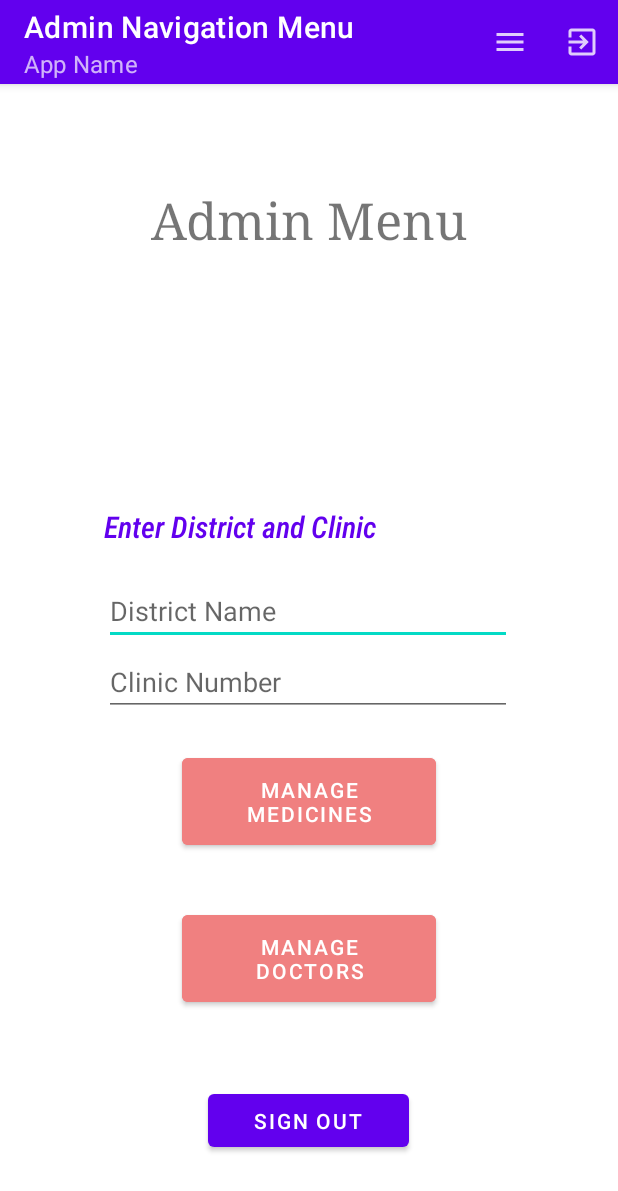
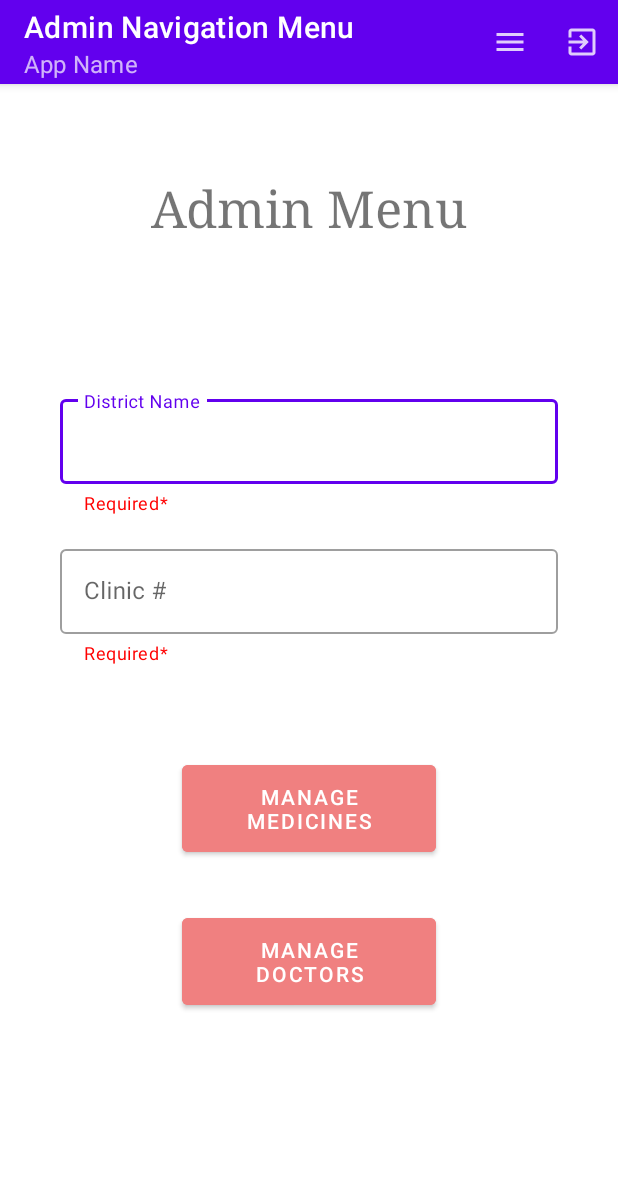
Before and after one commit to sohumk07/ParivaarApp, an Android app: the adminmedicine screen opened directly, with no data from a screen before it, after a tap on "Menu", on a phone screen of 412 x 824 dp. Shown: the top 1191 px of the screen. Run offline under Robolectric (Android 15) with nearby library versions, the phone set to English and light mode, and no system bars; our stand-ins replace Firebase (no records; nobody signed in at launch, a user with empty details on screens opened directly); libraries missing offline, so code that uses them is left out: io.grpc, org.w3c.dom; 1 other tap on this screen came first.

Commit message:
timestamp comments, ui changes to admin menu, autocomplete medicines admin

```diff
--- a/app/src/main/java/com/example/parivaarapp/AdminMenu.java
+++ b/app/src/main/java/com/example/parivaarapp/AdminMenu.java
@@ -229,7 +229,7 @@ public class AdminMenu extends AppCompatActivity {
 
         adminmedicine = (Button) findViewById(R.id.medicinebutton);
         admindoctor = (Button) findViewById(R.id.doctorbutton);
-        signout = (Button) findViewById(R.id.adminsignout);
+//        signout = (Button) findViewById(R.id.adminsignout);
         districtname = (EditText)  findViewById(R.id.textView876);
 
 
--- a/app/src/main/java/com/example/parivaarapp/DiagnoseIllness.java
+++ b/app/src/main/java/com/example/parivaarapp/DiagnoseIllness.java
@@ -455,14 +455,17 @@ public class DiagnoseIllness extends AppCompatActivity implements AdapterView.On
                             if (document.exists()) { // increment the counter                                  // Look in the collection with inputted district and document w/ inputted date
 
                                 DocumentReference incrementCases = db.collection(districtName).document(varDate);
-
+                                //TODO: if document exists, change only the ending time, and calculate the difference between starting time and ending time.
+                                //TODO: sohum here there are 3 different if statements checking which clinic they are form, which specifies which ending time to increment
+                                //TODO: every time the ending time is changed, a new working time should be calculated, so you would do the calulation code every time here
+                                //TODO: you would have to grab the staring time from the database - stack overflow prolly help - and then you already have the ending time as a local variable
+                                //TODO: so you would get the time from whatever its called in the databse - so for example 8:00 - and u would subtract it with the ending time u currently just got when the button was pressed
                                 if(clinicName.equals("1")){
                                     incrementCases.update("(h) Cases " + "Clinic # " + clinicName, FieldValue.increment(1));
                                     if(referralCheck.isChecked()){ //if they wanted to refer
                                         incrementCases.update( "(k) Clinic # " + clinicName + " Referred to HC", FieldValue.increment(1));
                                     }
                                     //update ending time to latest
-
                                     newDataDocument.put("(q) Leaving Time " + "Clinic #" + 1,varTime);
 
                                 }
@@ -514,6 +517,7 @@ public class DiagnoseIllness extends AppCompatActivity implements AdapterView.On
 
                                 newDataDocument.put("(o) Remarks ","");
 
+                                //starting time initialized to 00:00:00 for all patients
                                 newDataDocument.put("(p) Starting Time " + "Clinic #" + 1, "00:00:00"); //add clinic name to this field
                                 newDataDocument.put("(q) Leaving Time " + "Clinic #" + 1,"00:00:00");
 
@@ -533,6 +537,7 @@ public class DiagnoseIllness extends AppCompatActivity implements AdapterView.On
                                 newDataDocument.put("(v) " + conditionSelected + " Cases ", 1);
 
 
+                                //TODO: so here is where the starting time is put in (when the first patient of the day is seen (remember this only applies to 1 of 3 clinics, the rest don't have a starting time)
                                 if(referralCheck.isChecked()){ //if they watned to refer
                                     if(clinicName.equals("1")){
                                         newDataDocument.put( "(k) Clinic # " + clinicName + " Referred to HC", 1);
@@ -567,7 +572,7 @@ public class DiagnoseIllness extends AppCompatActivity implements AdapterView.On
 
 
                             }
-                            //TODO: verify that this fixes the issue
+                            //TODO:RYAN verify that this fixes the issue - it does for now
                             db.collection(districtName).document(varDate)
                                     .set(newDataDocument,SetOptions.merge())
                                     .addOnSuccessListener(new OnSuccessListener<Void>() {
@@ -735,10 +740,6 @@ public class DiagnoseIllness extends AppCompatActivity implements AdapterView.On
         //Code for autocomplete medicine type selection
         ArrayList<String> listOfMedicines = new ArrayList<String>();
 
-
-
-
-
         db.collection("test medicine").document("medicines").collection(districtName)
         .get()
         .addOnCompleteListener(new OnCompleteListener<QuerySnapshot>() {
@@ -748,11 +749,11 @@ public class DiagnoseIllness extends AppCompatActivity implements AdapterView.On
                     for (QueryDocumentSnapshot document : task.getResult()) {
                         listOfMedicines.add(document.getId());
                         editMedicineUsedACTV = findViewById(R.id.medicinesUsed_ACTV);
-                        ArrayAdapter<String> medicineAdapter = new ArrayAdapter<String>(DiagnoseIllness.this, android.R.layout.simple_dropdown_item_1line, listOfMedicines);
-                        editMedicineUsedACTV.setAdapter(medicineAdapter);
-                        editMedicineUsedACTV.setTokenizer(new MultiAutoCompleteTextView.CommaTokenizer());
                         //Toast.makeText(DiagnoseIllness.this, document.getId(), Toast.LENGTH_SHORT).show();
                     }
+                    ArrayAdapter<String> medicineAdapter = new ArrayAdapter<String>(DiagnoseIllness.this, android.R.layout.simple_dropdown_item_1line, listOfMedicines);
+                    editMedicineUsedACTV.setAdapter(medicineAdapter);
+                    editMedicineUsedACTV.setTokenizer(new MultiAutoCompleteTextView.CommaTokenizer());
                 } else {
                     Log.d(TAG, "Error getting documents: ", task.getException());
                 }
--- a/app/src/main/java/com/example/parivaarapp/adminmedicine.java
+++ b/app/src/main/java/com/example/parivaarapp/adminmedicine.java
@@ -14,7 +14,8 @@ import android.view.LayoutInflater;
 import android.view.MenuItem;
 import android.view.View;
 import android.view.ViewGroup;
-import android.widget.AdapterView;
+import android.widget.ArrayAdapter;
+import android.widget.AutoCompleteTextView;
 import android.widget.Button;
 import android.widget.EditText;
 import android.widget.TextView;
@@ -31,34 +32,33 @@ import com.google.firebase.firestore.DocumentSnapshot;
 import com.google.firebase.firestore.FieldValue;
 import com.google.firebase.firestore.FirebaseFirestore;
 import com.google.firebase.firestore.Query;
+import com.google.firebase.firestore.QueryDocumentSnapshot;
+import com.google.firebase.firestore.QuerySnapshot;
 import com.google.firebase.firestore.SetOptions;
 
+import java.util.ArrayList;
 import java.util.HashMap;
 import java.util.Map;
-import android.util.Log;
-import android.view.View;
 
-
-import android.widget.Button;
-import android.widget.Toast;
 
 import java.text.SimpleDateFormat;
 import java.util.Calendar;
-import java.time.Duration;
 
 
 public class adminmedicine extends AppCompatActivity {
     private FirebaseFirestore firebaseFirestore;
     private RecyclerView mFirestoreList;
-    private FirestoreRecyclerAdapter medicinesAdapter;
-
+    private FirestoreRecyclerAdapter medicineRecyclerAdapter;
     private static final String medicineTag = "medicine TAG";
 
 
 
     //Manage medicine
     private Button submitRefill;
-    private EditText medicineName, medicineQuantity;
+    private EditText medicineQuantity;
+    //autocomplete medicine name
+    private AutoCompleteTextView medicineACTV;
+
     @Override
     protected void onCreate(Bundle savedInstanceState) {
         super.onCreate(savedInstanceState);
@@ -72,6 +72,29 @@ public class adminmedicine extends AppCompatActivity {
         mFirestoreList = findViewById(R.id.admin_listOfMedicines); //the actual recycler view
 
 
+
+        //Autocomplete code
+
+        medicineACTV = findViewById(R.id.adminMedicineACTV);
+        ArrayList<String> listOfMedicines = new ArrayList<String>();
+        firebaseFirestore.collection("test medicine").document("medicines").collection(district)
+                .get()
+                .addOnCompleteListener(new OnCompleteListener<QuerySnapshot>() {
+                    @Override
+                    public void onComplete(@NonNull Task<QuerySnapshot> task) {
+                        if (task.isSuccessful()) {
+                            for (QueryDocumentSnapshot document : task.getResult()) {
+                                listOfMedicines.add(document.getId());
+                                //Toast.makeText(DiagnoseIllness.this, document.getId(), Toast.LENGTH_SHORT).show();
+                            }
+                            ArrayAdapter<String> medicineAdapter = new ArrayAdapter<String>(adminmedicine.this, android.R.layout.simple_dropdown_item_1line, listOfMedicines);
+                            medicineACTV.setAdapter(medicineAdapter);
+                        } else {
+                            Log.d(medicineTag, "Error getting documents: ", task.getException());
+                        }
+                    }
+                });
+
         //RecyclerOptions
         Query query = firebaseFirestore.collection("test medicine").document("medicines").collection(district).whereLessThan("quantity", 100).orderBy("quantity");
 
@@ -80,7 +103,7 @@ public class adminmedicine extends AppCompatActivity {
                 .build();
 
 
-        medicinesAdapter = new FirestoreRecyclerAdapter<adminMedicineModel, adminmedicine.medicineDataHolder>(options) {
+        medicineRecyclerAdapter = new FirestoreRecyclerAdapter<adminMedicineModel, adminmedicine.medicineDataHolder>(options) {
             @NonNull
             @Override
             public adminmedicine.medicineDataHolder onCreateViewHolder(@NonNull ViewGroup parent, int viewType) {
@@ -98,27 +121,29 @@ public class adminmedicine extends AppCompatActivity {
 
         mFirestoreList.setHasFixedSize(false);
         mFirestoreList.setLayoutManager(new LinearLayoutManager(this));
-        mFirestoreList.setAdapter(medicinesAdapter);
+        mFirestoreList.setAdapter(medicineRecyclerAdapter);
 
         //Code to calculate medcine restock
 
         submitRefill = (Button) findViewById(R.id.submitRefill);
-        medicineName = findViewById(R.id.medicineName);
         medicineQuantity = findViewById(R.id.medicineQuantity);
 
         ActionBar actionBar = getSupportActionBar();
         actionBar.setSubtitle(district);
         actionBar.setTitle("[ADMIN] Manage medicines");
 
+
+
         submitRefill.setOnClickListener(new View.OnClickListener() {
             @Override
             public void onClick(View view) {
 
                 Calendar secondTimestamp = Calendar.getInstance();
-                SimpleDateFormat timeFormat = new SimpleDateFormat("HH:mm:ss");
+                SimpleDateFormat dateFormat = new SimpleDateFormat("dd-MM-yyyy");
+                String secondTimestampString = dateFormat.format(secondTimestamp.getTimeInMillis());
 
-                if (TextUtils.isEmpty(medicineName.getText())) {
-                    medicineName.setError("Cannot Be Empty");
+                if (TextUtils.isEmpty(medicineACTV.getText())) {
+                    medicineACTV.setError("Cannot Be Empty");
                     return;
                 }
                 if (TextUtils.isEmpty(medicineQuantity.getText())) {
@@ -128,7 +153,7 @@ public class adminmedicine extends AppCompatActivity {
                 //TODO: replace "lastRefilled" with date (DONE)
 
 
-                DocumentReference specificMedicine = firebaseFirestore.collection("test medicine").document("medicines").collection(district).document(medicineName.getText().toString().trim().toUpperCase());
+                DocumentReference specificMedicine = firebaseFirestore.collection("test medicine").document("medicines").collection(district).document(medicineACTV.getText().toString().trim().toUpperCase());
                 Map<String, Object> refillDocument = new HashMap<>();
 
                 specificMedicine.get().addOnCompleteListener(new OnCompleteListener<DocumentSnapshot>() {
@@ -138,31 +163,30 @@ public class adminmedicine extends AppCompatActivity {
                             DocumentSnapshot document = task.getResult();
                             if (document.exists()) {
                                 specificMedicine.update("quantity", FieldValue.increment(Integer.parseInt(medicineQuantity.getText().toString().trim()))); //TODO: implement something that allows you to increment if doc exist, if not create new doc
+                                refillDocument.put("lastRefilled", secondTimestampString);
 
 
                             } else {
                                 refillDocument.put("quantity", Integer.parseInt(medicineQuantity.getText().toString().trim()));
-
+                                refillDocument.put("lastRefilled", secondTimestampString);
 
                             }
 
 
-                            firebaseFirestore.collection("test medicine").document("medicines").collection(district).document(medicineName.getText().toString().trim().toUpperCase())
+                            firebaseFirestore.collection("test medicine").document("medicines").collection(district).document(medicineACTV.getText().toString().trim().toUpperCase())
                                     .set(refillDocument, SetOptions.merge())
                                     .addOnSuccessListener(new OnSuccessListener<Void>() {
                                         @Override
                                         public void onSuccess(Void aVoid) {
                                             Log.d(medicineTag, "DocumentSnapshot successfully written!");
 
-                                            String secondTimestampString = timeFormat.format(secondTimestamp.getTimeInMillis());
-                                            Toast.makeText(adminmedicine.this, "Refill processed to database at" + secondTimestampString, Toast.LENGTH_SHORT).show();                                        }
+                                            Toast.makeText(adminmedicine.this, "Refill processed to database on " + secondTimestampString, Toast.LENGTH_SHORT).show();                                        }
                                     })
                                     .addOnFailureListener(new OnFailureListener() {
                                         @Override
                                         public void onFailure(@NonNull Exception e) {
                                             Log.w(medicineTag, "Error writing document", e);
-                                            String secondTimestampString = timeFormat.format(secondTimestamp.getTimeInMillis());
-                                            Toast.makeText(adminmedicine.this, "Refill processed to database at" + secondTimestampString, Toast.LENGTH_SHORT).show();                                        }
+                                            Toast.makeText(adminmedicine.this, "Refill processed to database on " + secondTimestampString, Toast.LENGTH_SHORT).show();                                        }
                                     });
 
                         }
@@ -193,13 +217,13 @@ public class adminmedicine extends AppCompatActivity {
     @Override
     protected void onStart() {
         super.onStart();
-        medicinesAdapter.startListening();
+        medicineRecyclerAdapter.startListening();
     }
 
     @Override
     protected void onStop() {
         super.onStop();
-        medicinesAdapter.stopListening();
+        medicineRecyclerAdapter.stopListening();
     }
 
     //code for top bar
--- a/app/src/main/res/layout/activity_admin_menu.xml
+++ b/app/src/main/res/layout/activity_admin_menu.xml
@@ -7,11 +7,26 @@
     tools:context=".AdminMenu">
 
 
+    <!--    <TextView-->
+<!--    android:id="@+id/textView10"-->
+<!--    android:layout_width="272dp"-->
+<!--    android:layout_height="45dp"-->
+<!--    android:layout_gravity="center"-->
+<!--    android:hint="Clinic Number"-->
+<!--    android:inputType="number"-->
+
+<!--    app:layout_constraintBottom_toBottomOf="parent"-->
+<!--    app:layout_constraintEnd_toEndOf="parent"-->
+<!--    app:layout_constraintHorizontal_bias="0.496"-->
+<!--    app:layout_constraintStart_toStartOf="parent"-->
+<!--    app:layout_constraintTop_toBottomOf="@+id/textView3"-->
+<!--    app:layout_constraintVertical_bias="0.245" />-->
+
     <TextView
         android:id="@+id/textView3"
         android:layout_width="wrap_content"
         android:layout_height="wrap_content"
-        android:layout_marginTop="68dp"
+        android:layout_marginTop="60dp"
         android:fontFamily="serif"
         android:text="Admin Menu"
         android:textSize="34sp"
@@ -19,78 +34,95 @@
         app:layout_constraintStart_toStartOf="parent"
         app:layout_constraintTop_toTopOf="parent" />
 
-    <EditText
-        android:id="@+id/textView876"
-        android:layout_width="272dp"
-        android:layout_height="45dp"
-        android:layout_gravity="center"
+    <!--    <Button-->
+<!--        android:id="@+id/adminsignout"-->
+<!--        android:layout_width="138dp"-->
+<!--        android:layout_height="59dp"-->
+<!--        android:text="Sign Out"-->
+<!--        app:layout_constraintBottom_toBottomOf="parent"-->
+<!--        app:layout_constraintEnd_toEndOf="parent"-->
+<!--        app:layout_constraintHorizontal_bias="0.498"-->
+<!--        app:layout_constraintStart_toStartOf="parent"-->
+
+<!--        app:layout_constraintTop_toTopOf="parent"-->
+<!--        app:layout_constraintVertical_bias="0.937" />-->
+
+    <com.google.android.material.textfield.TextInputLayout
+        android:id="@+id/username_layout"
+        style="@style/Widget.MaterialComponents.TextInputLayout.OutlinedBox"
+        android:layout_width="match_parent"
+        android:layout_height="wrap_content"
+        android:layout_alignParentStart="true"
+        android:layout_alignParentTop="true"
+        android:layout_alignParentEnd="true"
         android:hint="District Name"
-        android:inputType="textCapCharacters"
 
+        android:paddingHorizontal="40dp"
+        app:endIconMode="clear_text"
+        app:helperText="Required*"
+        app:helperTextTextColor="@color/red"
         app:layout_constraintBottom_toBottomOf="parent"
         app:layout_constraintEnd_toEndOf="parent"
-        app:layout_constraintHorizontal_bias="0.496"
+
+        app:layout_constraintHorizontal_bias="0.0"
         app:layout_constraintStart_toStartOf="parent"
         app:layout_constraintTop_toBottomOf="@+id/textView3"
-        app:layout_constraintVertical_bias="0.354" />
+        app:layout_constraintVertical_bias="0.172">
 
-    <EditText
-        android:id="@+id/textView10"
-        android:layout_width="272dp"
-        android:layout_height="45dp"
-        android:layout_gravity="center"
-        android:hint="Clinic Number"
-        android:inputType="number"
+        <com.google.android.material.textfield.TextInputEditText
+            android:id="@+id/textView876"
+            android:layout_width="match_parent"
+            android:layout_height="wrap_content"
+            android:inputType="textCapCharacters" />
+    </com.google.android.material.textfield.TextInputLayout>
 
+    <com.google.android.material.textfield.TextInputLayout
+        android:id="@+id/clinic_layout"
+        style="@style/Widget.MaterialComponents.TextInputLayout.OutlinedBox"
+        android:layout_width="match_parent"
+        android:layout_height="wrap_content"
+        android:layout_alignParentStart="true"
+        android:layout_alignParentTop="true"
+        android:layout_alignParentEnd="true"
+        android:hint="Clinic #"
+
+        android:paddingHorizontal="40dp"
+        app:endIconMode="clear_text"
+        app:helperText="Required*"
+        app:helperTextTextColor="@color/red"
         app:layout_constraintBottom_toBottomOf="parent"
         app:layout_constraintEnd_toEndOf="parent"
-        app:layout_constraintHorizontal_bias="0.496"
+
+        app:layout_constraintHorizontal_bias="1.0"
         app:layout_constraintStart_toStartOf="parent"
         app:layout_constraintTop_toBottomOf="@+id/textView3"
-        app:layout_constraintVertical_bias="0.432" />
+        app:layout_constraintVertical_bias="0.345">
 
-    <TextView
-        android:id="@+id/textView87"
-        android:layout_width="287dp"
-        android:layout_height="47dp"
-        android:layout_centerHorizontal="true"
-        android:fontFamily="sans-serif-condensed-medium"
-        android:text="Enter District and Clinic"
-        android:textColor="@color/purple_500"
-        android:textSize="20sp"
-        android:textStyle="italic"
-        app:layout_constraintBottom_toTopOf="@+id/textView876"
-        app:layout_constraintEnd_toEndOf="parent"
-        app:layout_constraintHorizontal_bias="0.556"
-        app:layout_constraintStart_toStartOf="parent"
-        app:layout_constraintTop_toBottomOf="@+id/textView3"
-        app:layout_constraintVertical_bias="1.0" />
+        <com.google.android.material.textfield.TextInputEditText
+            android:layout_width="match_parent"
+            android:layout_height="wrap_content"
+            android:inputType="number"
+            app:layout_constraintBottom_toBottomOf="parent"
+            app:layout_constraintEnd_toEndOf="parent"
+            app:layout_constraintHorizontal_bias="0.496"
 
-    <Button
-        android:id="@+id/adminsignout"
-        android:layout_width="134dp"
-        android:layout_height="47dp"
-        android:text="Sign Out"
-        app:layout_constraintBottom_toBottomOf="parent"
-        app:layout_constraintEnd_toEndOf="parent"
-        app:layout_constraintHorizontal_bias="0.498"
-        app:layout_constraintStart_toStartOf="parent"
-
-        app:layout_constraintTop_toTopOf="parent"
-        app:layout_constraintVertical_bias="0.926" />
+            app:layout_constraintStart_toStartOf="parent"
+            app:layout_constraintTop_toBottomOf="@+id/textView3"
+            app:layout_constraintVertical_bias="0.245" />
+    </com.google.android.material.textfield.TextInputLayout>
 
     <Button
         android:id="@+id/medicinebutton"
         android:layout_width="169dp"
         android:layout_height="70dp"
-        android:layout_marginTop="24dp"
+        android:layout_marginTop="108dp"
         android:backgroundTint="@color/LightCoral"
         android:text="Manage Medicines"
-        app:layout_constraintBottom_toTopOf="@+id/adminsignout"
+        app:layout_constraintBottom_toBottomOf="parent"
         app:layout_constraintEnd_toEndOf="parent"
         app:layout_constraintStart_toStartOf="parent"
-        app:layout_constraintTop_toBottomOf="@+id/textView876"
-        app:layout_constraintVertical_bias="0.229" />
+        app:layout_constraintTop_toBottomOf="@+id/username_layout"
+        app:layout_constraintVertical_bias="0.175" />
 
     <Button
         android:id="@+id/doctorbutton"
@@ -98,11 +130,11 @@
         android:layout_height="70dp"
         android:backgroundTint="@color/LightCoral"
         android:text="Manage doctors"
-        app:layout_constraintBottom_toTopOf="@+id/adminsignout"
+        app:layout_constraintBottom_toBottomOf="parent"
         app:layout_constraintEnd_toEndOf="parent"
         app:layout_constraintStart_toStartOf="parent"
         app:layout_constraintTop_toBottomOf="@+id/medicinebutton"
-        app:layout_constraintVertical_bias="0.416" />
+        app:layout_constraintVertical_bias="0.176" />
 
 
 </androidx.constraintlayout.widget.ConstraintLayout>
--- a/app/src/main/res/layout/activity_adminmedicine.xml
+++ b/app/src/main/res/layout/activity_adminmedicine.xml
@@ -45,27 +45,34 @@
                 android:textColor="@color/black"
                 android:textSize="22dp"
                 android:textStyle="bold"
-                app:layout_constraintBottom_toTopOf="@+id/medicineName"
+                app:layout_constraintBottom_toTopOf="@+id/adminMedicineACTV"
                 app:layout_constraintEnd_toEndOf="parent"
                 app:layout_constraintHorizontal_bias="0.497"
                 app:layout_constraintStart_toStartOf="parent"
                 app:layout_constraintTop_toTopOf="parent"
                 app:layout_constraintVertical_bias="0.39" />
 
-            <EditText
-                android:id="@+id/medicineName"
+
+            <AutoCompleteTextView
+                android:id="@+id/adminMedicineACTV"
                 android:layout_width="200dp"
                 android:layout_height="40dp"
+                android:layout_marginBottom="8dp"
                 android:layout_gravity="center_horizontal"
-
-                android:layout_marginBottom="8dp"
-
                 android:hint="Medicine Name"
+                android:completionThreshold="1"
+                android:completionHint="Select a medicine"
                 android:textAppearance="?android:attr/textAppearanceMedium"
                 app:layout_constraintBottom_toTopOf="@+id/medicineQuantity"
                 app:layout_constraintEnd_toEndOf="parent"
                 app:layout_constraintHorizontal_bias="0.497"
-                app:layout_constraintStart_toStartOf="parent" />
+                app:layout_constraintStart_toStartOf="parent"
+
+                ></AutoCompleteTextView>
+
+
+
+
 
             <EditText
                 android:id="@+id/medicineQuantity"
```
